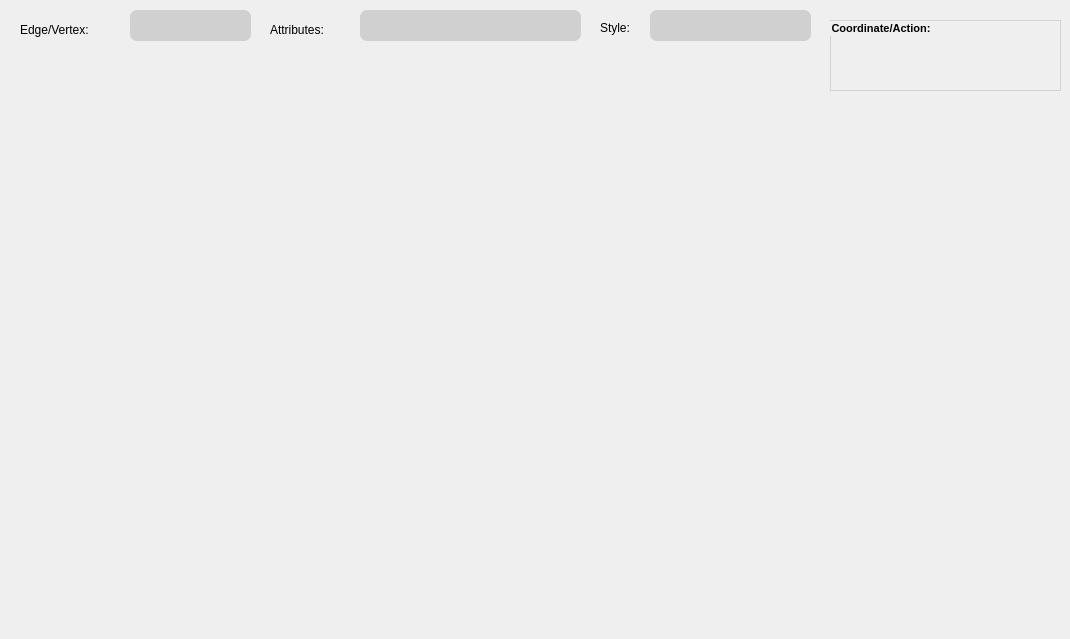
First picture: the form in resource/gui/StatDialog.ui, repository dthung1602/NetworkVisualization, before the edit.
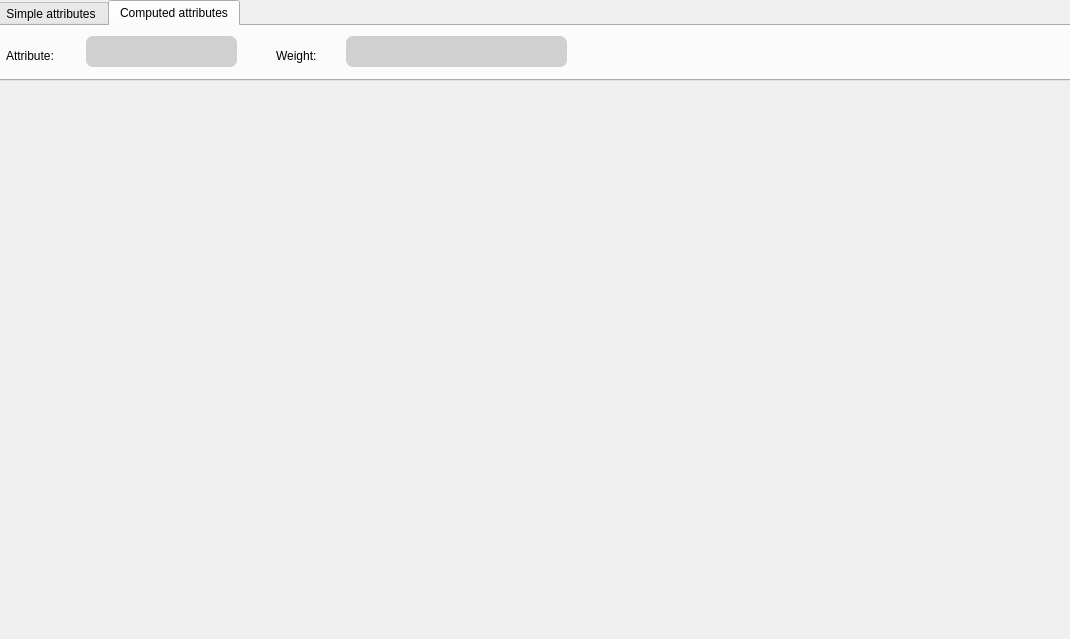
Second picture: the form after the edit. The open tabs and pages were chosen to show the change. Icons and pictures are not drawn.

```diff
--- a/resource/gui/StatDialog.ui
+++ b/resource/gui/StatDialog.ui
@@ -34,10 +34,26 @@
     </property>
    </layout>
   </widget>
+  <widget class="QTabWidget" name="tabWidget">
+   <property name="geometry">
+    <rect>
+     <x>-6</x>
+     <y>0</y>
+     <width>1081</width>
+     <height>81</height>
+    </rect>
+   </property>
+   <property name="currentIndex">
+    <number>0</number>
+   </property>
+   <widget class="QWidget" name="simpleAttr">
+    <attribute name="title">
+     <string>Simple attributes</string>
+    </attribute>
   <widget class="QComboBox" name="selectEV">
    <property name="geometry">
     <rect>
-     <x>130</x>
+       <x>120</x>
      <y>10</y>
      <width>121</width>
      <height>31</height>
@@ -65,10 +81,23 @@
 </string>
    </property>
   </widget>
+    <widget class="QLabel" name="label_4">
+     <property name="geometry">
+      <rect>
+       <x>10</x>
+       <y>20</y>
+       <width>101</width>
+       <height>20</height>
+      </rect>
+     </property>
+     <property name="text">
+      <string>Edge/Vertex:</string>
+     </property>
+    </widget>
   <widget class="QComboBox" name="selectStyle">
    <property name="geometry">
     <rect>
-     <x>650</x>
+       <x>640</x>
      <y>10</y>
      <width>161</width>
      <height>31</height>
@@ -99,7 +128,7 @@
   <widget class="QLabel" name="label_2">
    <property name="geometry">
     <rect>
-     <x>600</x>
+       <x>590</x>
      <y>20</y>
      <width>41</width>
      <height>16</height>
@@ -109,37 +138,10 @@
     <string>Style:</string>
    </property>
   </widget>
-  <widget class="QGroupBox" name="groupBox">
-   <property name="geometry">
-    <rect>
-     <x>830</x>
-     <y>20</y>
-     <width>231</width>
-     <height>71</height>
-    </rect>
-   </property>
-   <property name="font">
-    <font>
-     <pointsize>8</pointsize>
-     <weight>75</weight>
-     <bold>true</bold>
-     <underline>false</underline>
-     <strikeout>false</strikeout>
-    </font>
-   </property>
-   <property name="styleSheet">
-    <string notr="true">QGroupBox{
-	border: 1px solid rgb(211, 211, 211);
-}</string>
-   </property>
-   <property name="title">
-    <string>Coordinate/Action:</string>
-   </property>
-  </widget>
   <widget class="QLabel" name="label_3">
    <property name="geometry">
     <rect>
-     <x>270</x>
+       <x>260</x>
      <y>20</y>
      <width>81</width>
      <height>20</height>
@@ -152,7 +154,7 @@
   <widget class="QComboBox" name="selectAttr">
    <property name="geometry">
     <rect>
-     <x>360</x>
+       <x>350</x>
      <y>10</y>
      <width>221</width>
      <height>31</height>
@@ -180,18 +182,100 @@
 </string>
    </property>
   </widget>
-  <widget class="QLabel" name="label_4">
+   </widget>
+   <widget class="QWidget" name="computedAttr">
+    <attribute name="title">
+     <string>Computed attributes</string>
+    </attribute>
+    <widget class="QLabel" name="label_5">
    <property name="geometry">
     <rect>
-     <x>20</x>
+       <x>280</x>
+       <y>20</y>
+       <width>61</width>
+       <height>20</height>
+      </rect>
+     </property>
+     <property name="text">
+      <string>Weight:</string>
+     </property>
+    </widget>
+    <widget class="QComboBox" name="centralityAttr">
+     <property name="geometry">
+      <rect>
+       <x>90</x>
+       <y>10</y>
+       <width>151</width>
+       <height>31</height>
+      </rect>
+     </property>
+     <property name="styleSheet">
+      <string notr="true">QComboBox{
+	color:#000;
+	border-style: 2px solid rgb(200, 200, 200);
+    border-radius: 7px;
+	background-color: #d0d0d0;
+	padding-left: 13px;
+	padding-right: 10px;
+}
+QComboBox::drop-down 
+{
+    border: 6px; /* This seems to replace the whole arrow of the combo box */
+}
+QComboBox::down-arrow {
+   image: url(&quot;resource/gui/tool/down-arrow.png&quot;);
+    width: 9px;
+    height: 9px;
+	padding-right: 10px;
+}
+</string>
+     </property>
+    </widget>
+    <widget class="QLabel" name="label_6">
+     <property name="geometry">
+      <rect>
+       <x>10</x>
      <y>20</y>
      <width>101</width>
      <height>20</height>
     </rect>
    </property>
    <property name="text">
-    <string>Edge/Vertex:</string>
-   </property>
+      <string>Attribute:</string>
+     </property>
+    </widget>
+    <widget class="QComboBox" name="centralityWeight">
+     <property name="geometry">
+      <rect>
+       <x>350</x>
+       <y>10</y>
+       <width>221</width>
+       <height>31</height>
+      </rect>
+     </property>
+     <property name="styleSheet">
+      <string notr="true">QComboBox{
+	color:#000;
+	border-style: 2px solid rgb(200, 200, 200);
+    border-radius: 7px;
+	background-color: #d0d0d0;
+	padding-left: 13px;
+	padding-right: 10px;
+}
+QComboBox::drop-down 
+{
+    border: 6px; /* This seems to replace the whole arrow of the combo box */
+}
+QComboBox::down-arrow {
+   image: url(&quot;resource/gui/tool/down-arrow.png&quot;);
+    width: 9px;
+    height: 9px;
+	padding-right: 10px;
+}
+</string>
+     </property>
+    </widget>
+   </widget>
   </widget>
  </widget>
  <resources/>
```
Left out of the diff: 8 changed lines with no effect on the pictures. Lines whose indentation alone changed are shown as unchanged.
